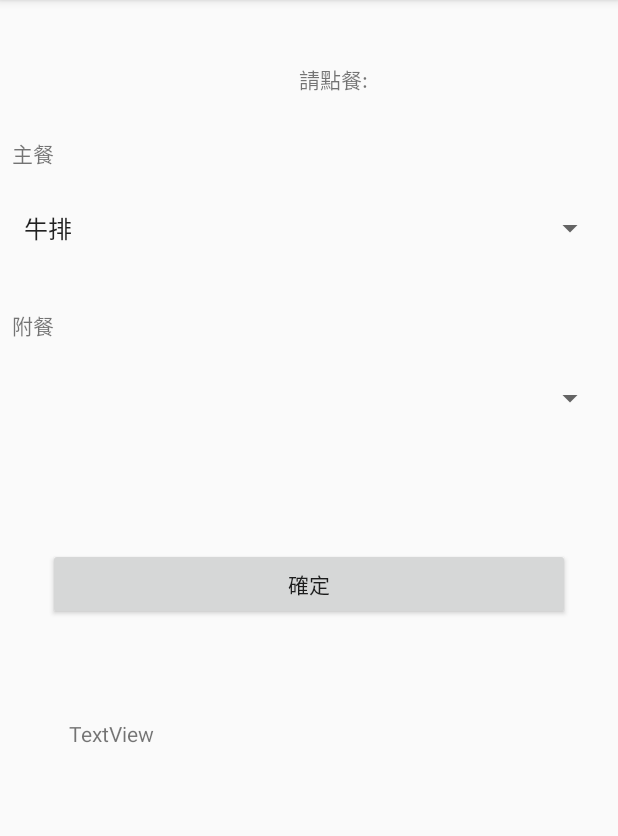
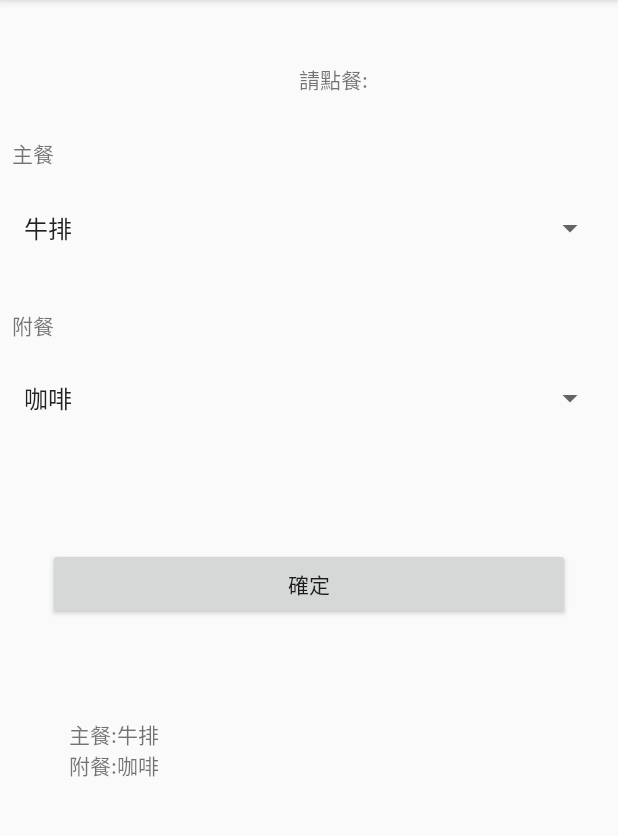
Before and after one commit to gigoallen/SpinnerAPP0511, an Android app: the screen it shows after launch (MainActivity), after a tap on "確定", on a phone screen of 412 x 824 dp, the part 84-920 px from its top. Run offline under Robolectric (Android 15) with nearby library versions, the phone set to English and light mode, and no system bars.

Commit message:
完成專案

```diff
--- a/app/src/main/java/com/gigoallen/spinnerapp/MainActivity.java
+++ b/app/src/main/java/com/gigoallen/spinnerapp/MainActivity.java
@@ -2,12 +2,41 @@ package com.gigoallen.spinnerapp;
 
 import android.support.v7.app.AppCompatActivity;
 import android.os.Bundle;
+import android.view.View;
+import android.widget.ArrayAdapter;
+import android.widget.Spinner;
+import android.widget.TextView;
 
 public class MainActivity extends AppCompatActivity {
+
+    private Spinner sp_main, sp_vice;
+    private TextView txvShow;
+
 
     @Override
     protected void onCreate(Bundle savedInstanceState) {
         super.onCreate(savedInstanceState);
         setContentView(R.layout.activity_main);
+
+        sp_main = findViewById(R.id.sp_main);
+        sp_vice = findViewById(R.id.sp_vice);
+
+        txvShow = findViewById(R.id.txvShow);
+
+
+        String[] vice_meal_array = {"咖啡", "汽水", "果汁"};
+
+        ArrayAdapter<String> ad = new ArrayAdapter<>(this, android.R.layout.simple_spinner_item, vice_meal_array);
+
+        sp_vice.setAdapter(ad);
+    }
+
+    public void btnOK(View view) {
+
+        String main = sp_main.getSelectedItem().toString();
+        String vice = sp_vice.getSelectedItem().toString();
+
+        txvShow.setText("主餐:" + main + "\n" + "附餐:" + vice);
+
     }
 }
--- a/app/src/main/res/layout/activity_main.xml
+++ b/app/src/main/res/layout/activity_main.xml
@@ -19,13 +19,13 @@
         app:layout_constraintTop_toTopOf="parent" />
 
     <TextView
-        android:id="@+id/textView2"
+        android:id="@+id/txvShow"
         android:layout_width="wrap_content"
         android:layout_height="wrap_content"
         android:layout_marginStart="46dp"
         android:layout_marginLeft="46dp"
         android:layout_marginTop="66dp"
-        android:text="TextView"
+        android:text="結果"
         app:layout_constraintStart_toStartOf="parent"
         app:layout_constraintTop_toBottomOf="@+id/button" />
 
```
